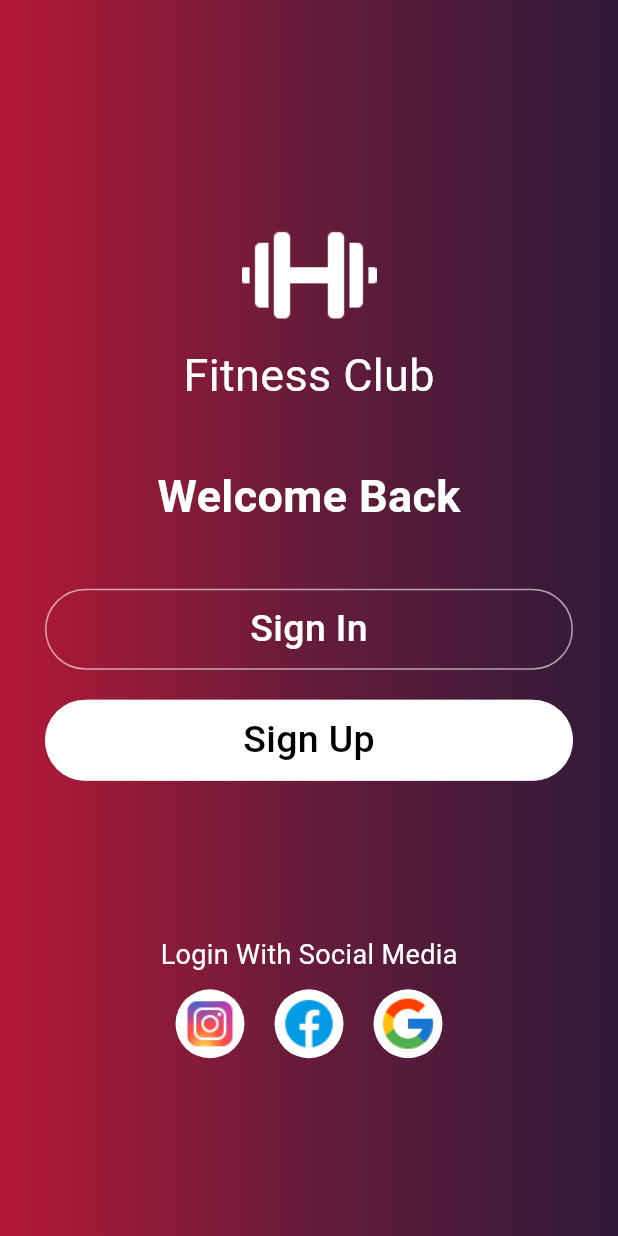
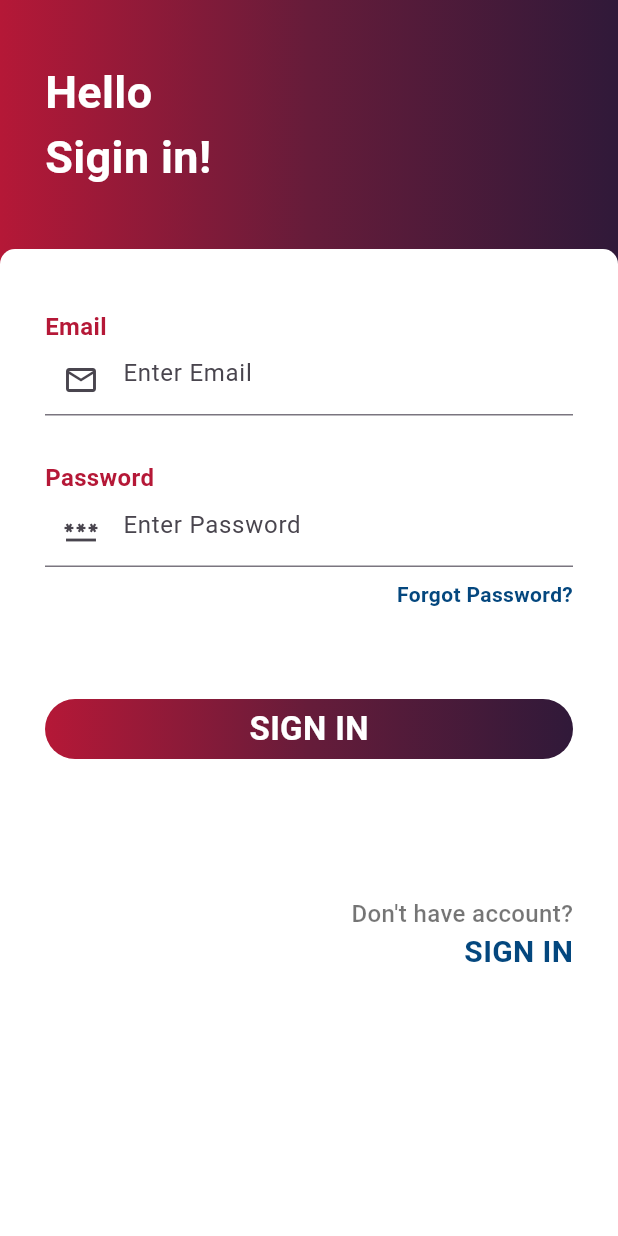
Before and after one commit to TayyabXtreme/FLUTTER-UI-DESIGN, a Flutter app: the screen it shows after launch, on a phone screen of 412 x 824 dp. Run offline on Flutter 3.47's test engine with Material 3 defaults, Android fonts, the phone set to English and light mode, and no system bars.

Commit message:
sign in page

```diff
--- a/loginsinguppage/lib/main.dart
+++ b/loginsinguppage/lib/main.dart
@@ -1,5 +1,6 @@
 import 'package:flutter/material.dart';
 import 'package:loginsinguppage/pages/onboarding.dart';
+import 'package:loginsinguppage/pages/signin.dart';
 
 void main() {
   runApp(const MyApp());
@@ -17,7 +18,7 @@ class MyApp extends StatelessWidget {
         colorScheme: ColorScheme.fromSeed(seedColor: Colors.deepPurple),
         useMaterial3: true,
       ),
-      home: Onboarding(),
+      home: SignIn(),
     );
   }
 }
--- /dev/null
+++ b/loginsinguppage/lib/pages/signin.dart
@@ -0,0 +1,150 @@
+import 'package:flutter/material.dart';
+
+class SignIn extends StatefulWidget {
+  const SignIn({super.key});
+
+  @override
+  State<SignIn> createState() => _SignInState();
+}
+
+class _SignInState extends State<SignIn> {
+  @override
+  Widget build(BuildContext context) {
+    return Scaffold(
+        body: Container(
+      padding: EdgeInsets.only(top: 40),
+      width: MediaQuery.of(context).size.width,
+      height: MediaQuery.of(context).size.height,
+      decoration: BoxDecoration(
+          gradient: LinearGradient(colors: [
+        Color(0xffb51837),
+        Color(0xff661c3a),
+        Color(0xff301939),
+      ], begin: Alignment.topLeft, end: Alignment.topRight)),
+      child: Column(
+        crossAxisAlignment: CrossAxisAlignment.start,
+        children: [
+          Padding(
+              padding: EdgeInsets.only(left: 30),
+              child: Text(
+                'Hello\nSigin in!',
+                style: TextStyle(
+                    color: Colors.white,
+                    fontSize: 30,
+                    fontWeight: FontWeight.bold),
+              )),
+          SizedBox(
+            height: 40,
+          ),
+          Expanded(
+              child: Container(
+            padding: EdgeInsets.only(left: 30, top: 40, right: 30),
+            width: MediaQuery.of(context).size.width,
+            decoration: BoxDecoration(
+              color: Colors.white,
+              borderRadius: BorderRadius.only(
+                  topLeft: Radius.circular(10), topRight: Radius.circular(10)),
+            ),
+            child: Column(
+              crossAxisAlignment: CrossAxisAlignment.start,
+              children: [
+                Text(
+                  'Email',
+                  style: TextStyle(
+                      color: Color(0xffb51837),
+                      fontSize: 16.0,
+                      fontWeight: FontWeight.bold),
+                ),
+                TextField(
+                  decoration: InputDecoration(
+                      hintText: "Enter Email",
+                      prefixIcon: Icon(Icons.email_outlined)),
+                ),
+                SizedBox(
+                  height: 30,
+                ),
+                Text(
+                  'Password',
+                  style: TextStyle(
+                      color: Color(0xffb51837),
+                      fontSize: 16.0,
+                      fontWeight: FontWeight.bold),
+                ),
+                TextField(
+                  decoration: InputDecoration(
+                      hintText: "Enter Password",
+                      prefixIcon: Icon(Icons.password_outlined)),
+                ),
+                SizedBox(
+                  height: 8.0,
+                ),
+                Row(
+                  mainAxisAlignment: MainAxisAlignment.end,
+                  children: [
+                    Text(
+                      'Forgot Password?',
+                      style: TextStyle(
+                          color: const Color.fromARGB(255, 4, 71, 126),
+                          fontSize: 14.0,
+                          fontWeight: FontWeight.bold),
+                    ),
+                  ],
+                ),
+                SizedBox(
+                  height: 60,
+                ),
+                Container(
+                  height: 40,
+                  width: MediaQuery.of(context).size.width,
+                  decoration: BoxDecoration(
+                    borderRadius: BorderRadius.circular(30),
+                    gradient: LinearGradient(colors: [
+                      Color(0xffb51837),
+                      Color(0xff661c3a),
+                      Color(0xff301939),
+                    ], begin: Alignment.topLeft, end: Alignment.topRight),
+                  ),
+                  child: Center(
+                      child: Text(
+                    'SIGN IN',
+                    style: TextStyle(
+                        color: Colors.white,
+                        fontSize: 22,
+                        fontWeight: FontWeight.bold),
+                  )),
+                ),
+                SizedBox(
+                  height: MediaQuery.of(context).size.height / 9,
+                ),
+                Row(
+                  mainAxisAlignment: MainAxisAlignment.end,
+                  children: [
+                    Column(
+                      crossAxisAlignment: CrossAxisAlignment.end,
+                      children: [
+                        Text(
+                          'Don\'t have account?',
+                          style: TextStyle(
+                              color: Colors.black54,
+                              fontSize: 16,
+                              fontWeight: FontWeight.w500),
+                        ),
+                        Text(
+                          'SIGN IN',
+                          style: TextStyle(
+                              color: const Color.fromARGB(255, 4, 71, 126),
+                              fontSize: 20,
+                              fontWeight: FontWeight.bold),
+                        )
+                      ],
+                    )
+                  ],
+                )
+              ],
+            ),
+          ))
+        ],
+      ),
+    ));
+  }
+}
```
